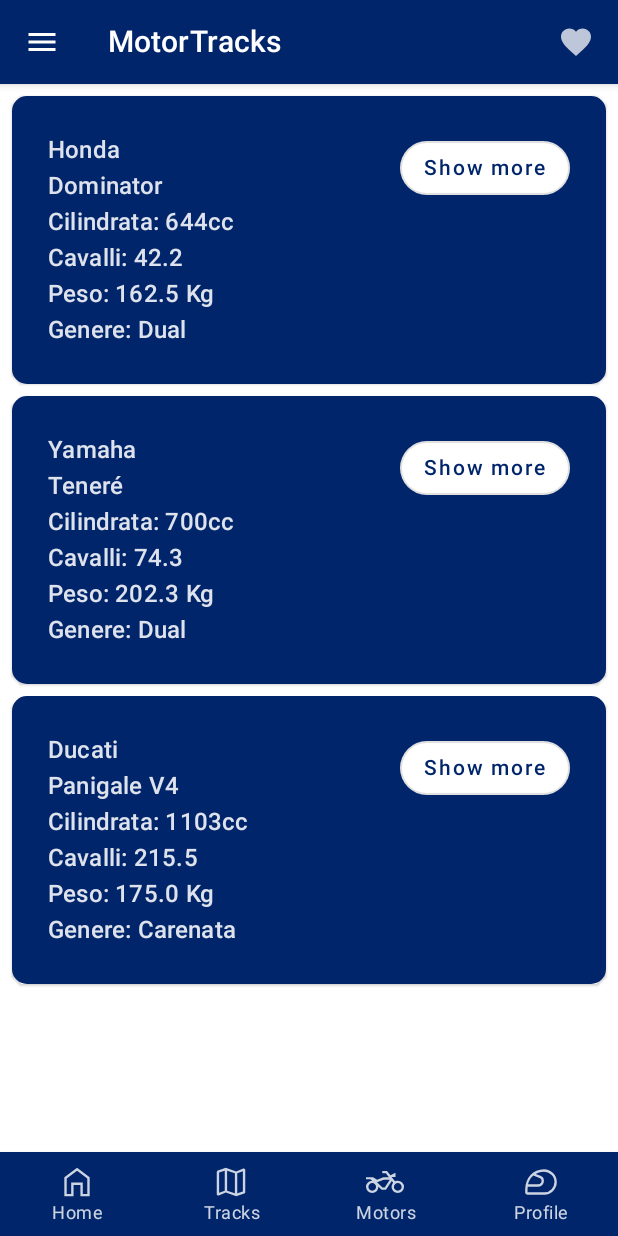
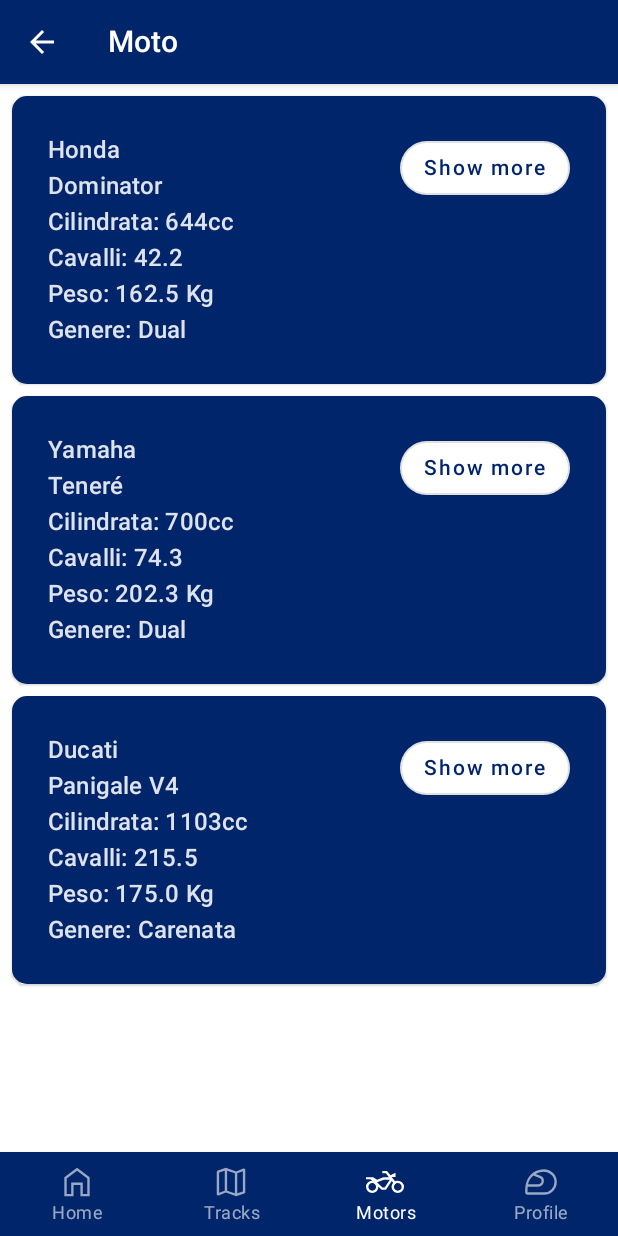
Before and after one commit to LoryBug/ComponentiKotlinCompose, an Android app built with Jetpack Compose: the MotorScreen screen opened through its navigation route, item 3 of the bottom bar chosen, on a phone screen of 412 x 824 dp. Run offline under Robolectric (Android 15) with nearby library versions, the phone set to English and light mode, and no system bars.

Commit message:
add trackScreen and navigation

```diff
--- a/app/src/main/java/com/example/provacomponenti/Home/BottomBar/BottomBar.kt
+++ b/app/src/main/java/com/example/provacomponenti/Home/BottomBar/BottomBar.kt
@@ -6,13 +6,11 @@
 import androidx.compose.runtime.getValue
 import androidx.compose.ui.Modifier
 import androidx.compose.ui.graphics.Color
-import androidx.compose.ui.res.colorResource
 import androidx.compose.ui.res.painterResource
-import androidx.compose.ui.tooling.preview.Preview
 import androidx.compose.ui.unit.dp
 import androidx.navigation.NavController
 import androidx.navigation.compose.currentBackStackEntryAsState
-import com.example.provacomponenti.R
+
 
 @Composable
 fun BottomNavigationBar(navController: NavController) {
@@ -40,9 +38,9 @@
                 },
                 label = { Text(text = item.title) },
                 selectedContentColor = MaterialTheme.colors.surface,
-                unselectedContentColor = MaterialTheme.colors.surface.copy(0.8f),
+                unselectedContentColor = MaterialTheme.colors.surface.copy(0.6f),
                 alwaysShowLabel = true,
-                selected = false,
+                selected = currentRoute == item.route,
                 onClick = {
                     navController.navigate(item.route) {
                         // Pop up to the start destination of the graph to
--- a/app/src/main/java/com/example/provacomponenti/Home/BottomBar/NavigationItem.kt
+++ b/app/src/main/java/com/example/provacomponenti/Home/BottomBar/NavigationItem.kt
@@ -7,5 +7,5 @@
     object Home : NavigationItem("home", R.drawable.ic_home, "Home")
     object Profile : NavigationItem("profile", R.drawable.ic_sports_motorsports, "Profile")
     object MyMotors : NavigationItem("motor", R.drawable.ic_two_wheeler, "Motors")
-    object MyTracks : NavigationItem("motor", R.drawable.ic_track, "Tracks")
+    object MyTracks : NavigationItem("track", R.drawable.ic_track, "Tracks")
 }
--- a/app/src/main/java/com/example/provacomponenti/Home/HomeScreen.kt
+++ b/app/src/main/java/com/example/provacomponenti/Home/HomeScreen.kt
@@ -32,7 +32,7 @@
         content = {
             Surface() {
                 Column() {
-                     TrackCard(tracks)
+                     Text(text = "ciao")
                 }
             }
         }
--- a/app/src/main/java/com/example/provacomponenti/MainActivity.kt
+++ b/app/src/main/java/com/example/provacomponenti/MainActivity.kt
@@ -35,9 +35,8 @@
 fun MainScreen() {
     val navController = rememberNavController()
     Scaffold(
-        topBar = { TopBar() },
         bottomBar = { BottomNavigationBar(navController) }
     ) {
-        Navigation(navController as NavHostController)
+        Navigation(navController = navController)
     }
 }
--- a/app/src/main/java/com/example/provacomponenti/Motor/MotorScreen.kt
+++ b/app/src/main/java/com/example/provacomponenti/Motor/MotorScreen.kt
@@ -3,11 +3,12 @@
 import TopBarMotor
 import androidx.compose.material.Scaffold
 import androidx.compose.runtime.Composable
-import com.example.provacomponenti.Home.BottomBar.BottomNavigationBar
 import com.example.provacomponenti.Model.motors
 import com.example.provacomponenti.MotorsCard
 
 @Composable
-fun MotorScreen(){
+fun MotorScreen() {
+    Scaffold(topBar = { TopBarMotor() }) {
         MotorsCard(motors)
+    }
 }
--- /dev/null
+++ b/app/src/main/java/com/example/provacomponenti/Motor/TopBarMotor/TopBarMotor.kt
@@ -0,0 +1,27 @@
+
+import androidx.compose.material.Icon
+import androidx.compose.material.IconButton
+import androidx.compose.material.Text
+import androidx.compose.material.TopAppBar
+import androidx.compose.material.icons.Icons
+import androidx.compose.material.icons.filled.ArrowBack
+import androidx.compose.runtime.Composable
+import androidx.compose.ui.unit.dp
+
+@Composable
+fun TopBarMotor(){
+    TopAppBar(
+        title = { Text("Moto") },
+        elevation = 4.dp,
+        navigationIcon = {
+            IconButton(onClick = { /* doSomething() */ }) {
+                Icon(Icons.Filled.ArrowBack, contentDescription = null)
+            }
+        }/*,
+        actions = {
+            // RowScope here, so these icons will be placed horizontally
+            IconButton(onClick = { /* doSomething() */ }) {
+                Icon(Icons.Filled.Favorite, contentDescription = "Localized description")
+            }
+        }*/)
+}
--- a/app/src/main/java/com/example/provacomponenti/Navigation.kt
+++ b/app/src/main/java/com/example/provacomponenti/Navigation.kt
@@ -7,6 +7,7 @@
 import com.example.provacomponenti.Home.BottomBar.NavigationItem
 import com.example.provacomponenti.Home.HomeScreen
 import com.example.provacomponenti.Motor.MotorScreen
+import com.example.provacomponenti.Track.TrackScreen
 
 
 @Composable
@@ -18,14 +19,11 @@
         composable(NavigationItem.MyMotors.route) {
             MotorScreen()
         }
-        /*composable(NavigationItem.Movies.route) {
-            MoviesScreen()
-        }
-        composable(NavigationItem.Books.route) {
-            BooksScreen()
+        composable(NavigationItem.MyTracks.route) {
+            TrackScreen()
         }
         composable(NavigationItem.Profile.route) {
             ProfileScreen()
-        }*/
+        }
     }
 }
--- /dev/null
+++ b/app/src/main/java/com/example/provacomponenti/Track/TrackScreen.kt
@@ -0,0 +1,20 @@
+package com.example.provacomponenti.Track
+
+import androidx.compose.material.Scaffold
+import androidx.compose.runtime.Composable
+import com.example.provacomponenti.Model.tracks
+import com.example.provacomponenti.Track.TopBarTrack.TopBarTrack
+import com.example.provacomponenti.TrackCard
+
+
+@Composable
+fun TrackScreen(){
+    Scaffold (
+        topBar = { TopBarTrack() }
+            ){
+        TrackCard(tracks)
+
+    }
+
+
+}
```
Also changed, not shown: app/src/main/java/com/example/provacomponenti/ProfileScreen.kt (added, +13 -0 lines), app/src/main/java/com/example/provacomponenti/Track/TopBarTrack/TopBarTrack.kt (renamed from app/src/main/java/com/example/provacomponenti/Motor/TopBarMotor/TopBar.kt, +3 -7 lines), app/src/main/java/com/example/provacomponenti/Track/TrackCard.kt (renamed from app/src/main/java/com/example/provacomponenti/Track/card_trackEsp.kt).
